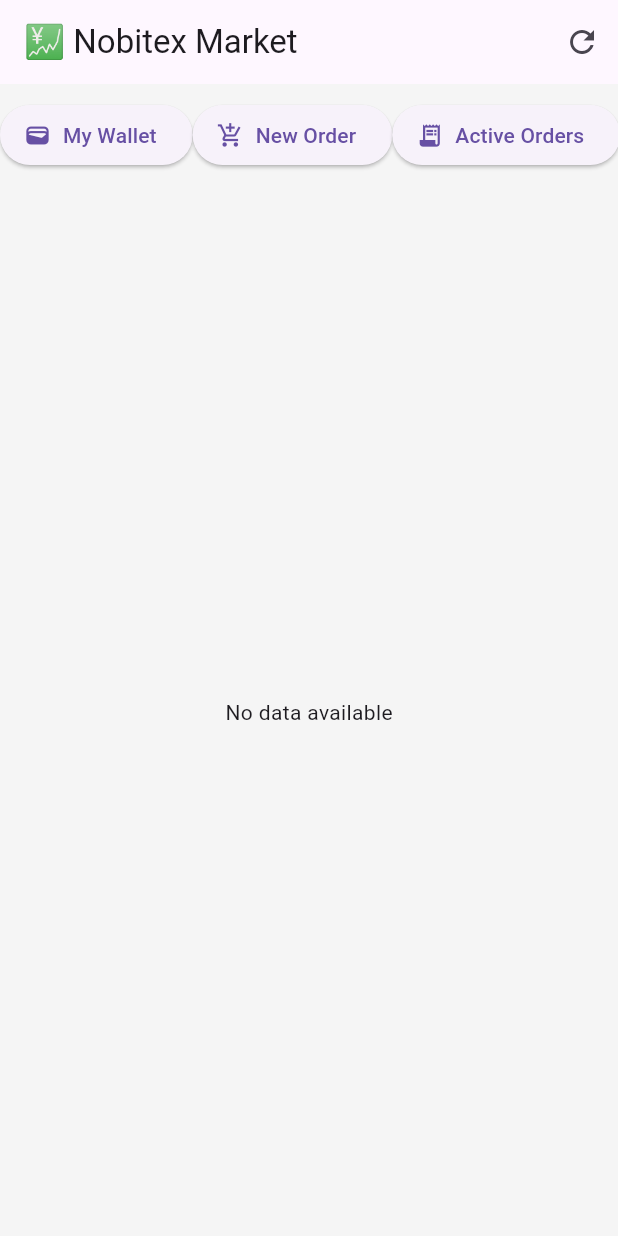
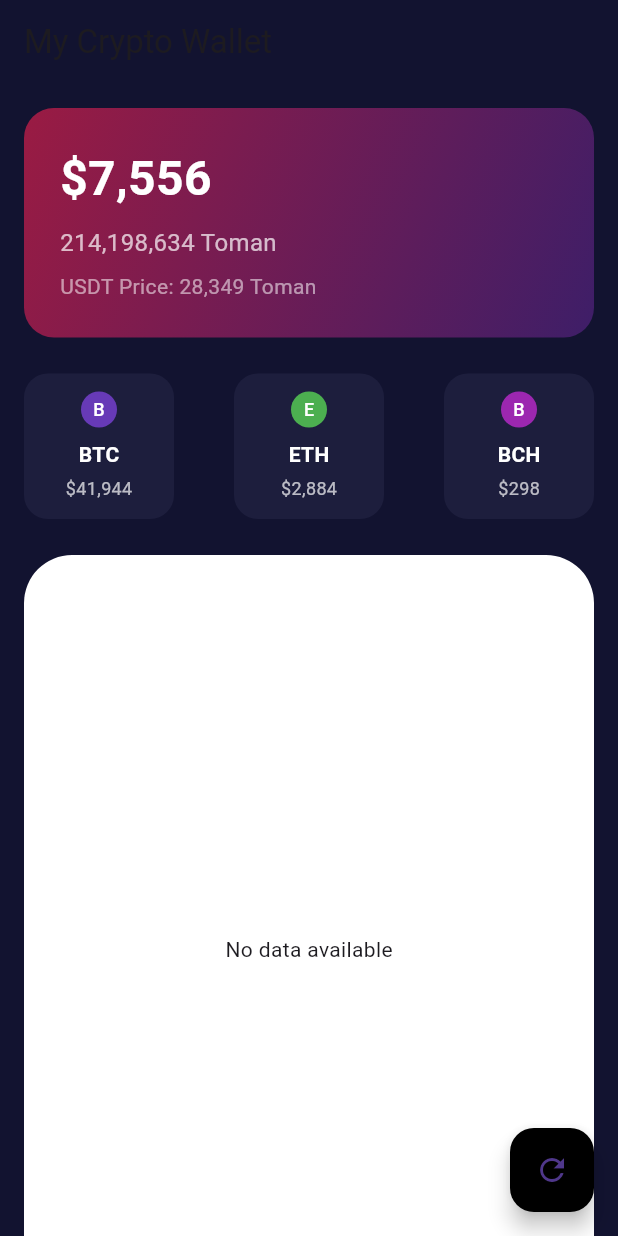
Before and after one commit to erfan2083/exchange, a Flutter app: the HomeScreen screen opened directly, on a phone screen of 412 x 824 dp. Run offline on Flutter 3.47's test engine with Material 3 defaults, Android fonts, the phone set to English and light mode, and no system bars; our stand-ins replace fl_chart, flutter_secure_storage; accounts and stored records are empty; network calls fail.

Commit message:
home screen got huge update

```diff
--- a/lib/screens/home_screen.dart
+++ b/lib/screens/home_screen.dart
@@ -26,36 +26,6 @@ class _HomeScreenState extends State<HomeScreen> {
     setState(() => isLoading = false);
   }
 
-  Future<void> showWalletDialog() async {
-    final wallets = await NobitexApi.fetchWallets();
-
-    showDialog(
-      context: context,
-      builder: (context) => AlertDialog(
-        title: const Text('💰 Your Wallet'),
-        content: SizedBox(
-          width: double.maxFinite,
-          child: wallets.isEmpty
-              ? const Text("No non-zero assets found.")
-              : ListView.builder(
-            shrinkWrap: true,
-            itemCount: wallets.length,
-            itemBuilder: (context, index) {
-              final w = wallets[index];
-              return ListTile(
-                leading: const Icon(Icons.account_balance_wallet_outlined),
-                title: Text(w.currency.toUpperCase()),
-                subtitle: Text('Balance: ${w.balance}'),
-              );
-            },
-          ),
-        ),
-        actions: [
-          TextButton(onPressed: () => Navigator.pop(context), child: const Text('Close')),
-        ],
-      ),
-    );
-  }
 
   @override
   void initState() {
@@ -66,49 +36,69 @@ class _HomeScreenState extends State<HomeScreen> {
   @override
   Widget build(BuildContext context) {
     return Scaffold(
-      backgroundColor: Colors.grey.shade100,
+      backgroundColor: const Color(0xFF121330), // Deep navy background
       appBar: AppBar(
-        title: const Text('💹 Nobitex Market'),
-        actions: [
-          IconButton(
-            icon: const Icon(Icons.refresh),
-            onPressed: loadPrices,
+        backgroundColor: Colors.transparent,
+        elevation: 0,
+        title: const Text('My Crypto Wallet'),
       ),
+      body: SingleChildScrollView(
+        padding: const EdgeInsets.all(16),
+        child: Column(
+          children: [
+            // Wallet Card
+            Container(
+              decoration: BoxDecoration(
+                gradient: const LinearGradient(
+                  colors: [Color(0xFF9A1B43), Color(0xFF3E1E68)],
+                  begin: Alignment.topLeft,
+                  end: Alignment.bottomRight,
+                ),
+                borderRadius: BorderRadius.circular(20),
+              ),
+              padding: const EdgeInsets.all(24),
+              width: double.infinity,
+              child: Column(
+                crossAxisAlignment: CrossAxisAlignment.start,
+                children: const [
+                  Text('\$7,556',
+                      style: TextStyle(
+                          fontSize: 32,
+                          fontWeight: FontWeight.bold,
+                          color: Colors.white)),
+                  SizedBox(height: 8),
+                  Text('214,198,634 Toman',
+                      style: TextStyle(color: Colors.white70, fontSize: 16)),
+                  SizedBox(height: 8),
+                  Text('USDT Price: 28,349 Toman',
+                      style: TextStyle(color: Colors.white54, fontSize: 14)),
                 ],
               ),
-      body: Column(
-        children: [
-          const SizedBox(height: 10),
-          Row(
-            mainAxisAlignment: MainAxisAlignment.spaceEvenly,
-            children: [
-              ElevatedButton.icon(
-                onPressed: showWalletDialog,
-                icon: const Icon(Icons.wallet),
-                label: const Text('My Wallet'),
-              ),
-              ElevatedButton.icon(
-                onPressed: () {
-                  Navigator.push(
-                    context,
-                    MaterialPageRoute(builder: (_) => const OrderScreen()),
-                  );
-                },
-                icon: const Icon(Icons.add_shopping_cart),
-                label: const Text('New Order'),
-              ),
-              ElevatedButton.icon(
-                onPressed: () {
-                  Navigator.push(context, MaterialPageRoute(builder: (_) => const ActiveOrdersScreen()));
-                },
-                icon: const Icon(Icons.receipt_long),
-                label: const Text('Active Orders'),
             ),
 
+            const SizedBox(height: 24),
+
+            // Highlight coins
+            Row(
+              mainAxisAlignment: MainAxisAlignment.spaceBetween,
+              children: [
+                _highlightCoinTile('BTC', '\$41,944', Colors.deepPurple),
+                _highlightCoinTile('ETH', '\$2,884', Colors.green),
+                _highlightCoinTile('BCH', '\$298', Colors.purple),
               ],
             ),
-          const SizedBox(height: 12),
-          Expanded(
+
+            const SizedBox(height: 24),
+
+            // Portfolio list
+            Container(
+              decoration: BoxDecoration(
+                color: Colors.white,
+                borderRadius: BorderRadius.circular(32),
+              ),
+              padding: const EdgeInsets.symmetric(vertical: 16),
+              child: SizedBox( // استفاده از SizedBox به جای Expanded
+                height: MediaQuery.of(context).size.height * 0.6, // مثلاً 60٪ ارتفاع صفحه
                 child: isLoading
                     ? const Center(child: CircularProgressIndicator())
                     : prices.isEmpty
@@ -117,24 +107,93 @@ class _HomeScreenState extends State<HomeScreen> {
                   itemCount: prices.length,
                   itemBuilder: (context, index) {
                     final coin = prices[index];
-                final srcCurrency =coin.symbol.split('-')[0]; // میشه: btc
+                    final srcCurrency = coin.symbol.split('-')[0]; // میشه: btc
                     return ListTile(
-                  title: Text('${coin.symbol}'),
-                  subtitle: Text('${NumberFormat.currency(locale: 'en_US', name: '', decimalDigits: 0).format(coin.buyPrice)} IRT'),
+                      leading: CircleAvatar(
+                        backgroundColor: Colors.black87,
+                        child: Text('${coin.symbol.split('-')[0]}',
+                            style: const TextStyle(color: Colors.white, fontWeight: FontWeight.bold, fontSize: 12)),
+                      ),
+                      title: Text('${coin.symbol.split('-')[0]}', style: const TextStyle(fontWeight: FontWeight.bold)),
+                      trailing: Text(
+                          '${NumberFormat.currency(locale: 'en_US', name: '', decimalDigits: 0).format(coin.buyPrice)}',
+                          style: const TextStyle(fontWeight: FontWeight.bold)),
                       onTap: () {
                         Navigator.push(
                           context,
                           MaterialPageRoute(
-                        builder: (context) => CoinDetailScreen(symbol: srcCurrency.toLowerCase()),
+                            builder: (context) =>
+                                CoinDetailScreen(symbol: srcCurrency.toLowerCase()),
                           ),
                         );
                       },
                     );
                   },
-            )
                 ),
+              ),
+            ),
+          ],
+        ),
+      ),
+      floatingActionButton: FloatingActionButton(
+        backgroundColor: Colors.black,
+        onPressed: () {
+          // Reload logic
+        },
+        child: const Icon(Icons.refresh),
+      ),
+    );
+  }
+}
+
+Widget _highlightCoinTile(String symbol, String price, Color color) {
+  return Container(
+    width: 100,
+    padding: const EdgeInsets.symmetric(vertical: 12),
+    decoration: BoxDecoration(
+      color: const Color(0xFF1D1E3D),
+      borderRadius: BorderRadius.circular(16),
+    ),
+    child: Column(
+      mainAxisAlignment: MainAxisAlignment.center,
+      children: [
+        CircleAvatar(
+          backgroundColor: color,
+          radius: 12,
+          child: Text(
+            symbol[0],
+            style: const TextStyle(color: Colors.white, fontSize: 12),
+          ),
+        ),
+        const SizedBox(height: 8),
+        Text(symbol,
+            style: const TextStyle(
+                color: Colors.white, fontWeight: FontWeight.bold)),
+        const SizedBox(height: 4),
+        Text(price, style: const TextStyle(color: Colors.white70, fontSize: 12)),
       ],
     ),
   );
 }
+
+class _assetRow extends StatelessWidget {
+  final String symbol;
+  final String amount;
+  final String value;
+
+  const _assetRow(this.symbol, this.amount, this.value);
+
+  @override
+  Widget build(BuildContext context) {
+    return ListTile(
+      leading: CircleAvatar(
+        backgroundColor: Colors.black87,
+        child: Text(symbol,
+            style: const TextStyle(color: Colors.white, fontWeight: FontWeight.bold, fontSize: 12)),
+      ),
+      title: Text(symbol, style: const TextStyle(fontWeight: FontWeight.bold)),
+      subtitle: Text(amount),
+      trailing: Text(value, style: const TextStyle(fontWeight: FontWeight.bold)),
+    );
   }
+}
```
Lines whose indentation alone changed are shown as unchanged.
